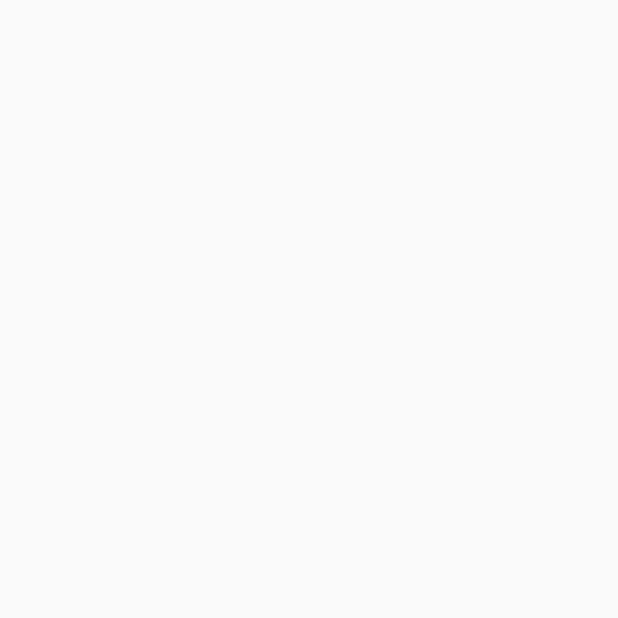
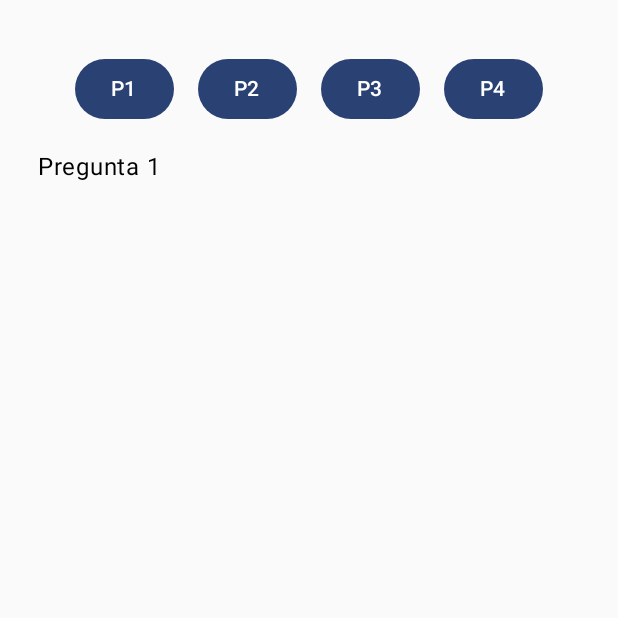
Before and after one commit to Wilson1089/DAA2_EC1, an Android app built with Jetpack Compose: the screen it shows after launch (MainActivity), on a phone screen of 412 x 824 dp, the top half of it. Before the commit the part shown is empty. Run offline under Robolectric (Android 15) with nearby library versions, the phone set to English and light mode, and no system bars.

Commit message:
navegacion entre preguntas

```diff
--- a/app/src/main/java/pe/edu/idat/ec1_fabriciomarquez/MainActivity.kt
+++ b/app/src/main/java/pe/edu/idat/ec1_fabriciomarquez/MainActivity.kt
@@ -13,15 +13,14 @@ import androidx.compose.ui.Modifier
 import androidx.compose.ui.tooling.preview.Preview
 import pe.edu.idat.ec1_fabriciomarquez.ui.theme.EC1_FabricioMarquezTheme
 
+
 class MainActivity : ComponentActivity() {
     override fun onCreate(savedInstanceState: Bundle?) {
         super.onCreate(savedInstanceState)
         enableEdgeToEdge()
         setContent {
             EC1_FabricioMarquezTheme {
-
-
-
+                Examen()
             }
         }
     }
--- a/app/src/main/java/pe/edu/idat/ec1_fabriciomarquez/Resolucion.kt
+++ b/app/src/main/java/pe/edu/idat/ec1_fabriciomarquez/Resolucion.kt
@@ -1,6 +1,98 @@
 package pe.edu.idat.ec1_fabriciomarquez
 
-class Resolucion {
+import androidx.compose.foundation.layout.Arrangement
+import androidx.compose.foundation.layout.Column
+import androidx.compose.foundation.layout.Row
+import androidx.compose.foundation.layout.Spacer
+import androidx.compose.foundation.layout.fillMaxSize
+import androidx.compose.foundation.layout.fillMaxWidth
+import androidx.compose.foundation.layout.padding
+import androidx.compose.foundation.layout.size
+import androidx.compose.material3.Button
+import androidx.compose.material3.Text
+import androidx.compose.runtime.Composable
+import androidx.compose.runtime.getValue
+import androidx.compose.runtime.mutableStateOf
+import androidx.compose.runtime.remember
+import androidx.compose.runtime.setValue
+import androidx.compose.ui.Alignment
+import androidx.compose.ui.Modifier
+import androidx.compose.ui.unit.dp
+
+@Composable
+fun Examen(){
+
+    var preguntaActual by remember {
+        mutableStateOf(1)
+    }
+
+
+    Column(
+        modifier = Modifier
+            .fillMaxSize()
+            .padding(top = 35.dp, start = 25.dp, end = 25.dp)
+    ) {
+        Row(modifier = Modifier.fillMaxWidth(), horizontalArrangement = Arrangement.Center) {
+            Button(onClick = { preguntaActual = 1 }) {
+                Text("P1")
+            }
+
+            Spacer(modifier = Modifier.size(16.dp))
+
+            Button(onClick = { preguntaActual = 2 }) {
+                Text("P2")
+            }
+
+            Spacer(modifier = Modifier.size(16.dp))
+
+            Button(onClick = { preguntaActual = 3 }) {
+                Text("P3")
+            }
+
+            Spacer(modifier = Modifier.size(16.dp))
+
+            Button(onClick = { preguntaActual = 4 }) {
+                Text("P4")
+            }
+        }
+        Spacer(modifier = Modifier.size(16.dp))
+
+        when (preguntaActual) {
+            1 -> Pregunta1()
+            2 -> Pregunta2()
+            3 -> Pregunta3()
+            4 -> Pregunta4()
+        }
+
+    }
+
+}
+
+@Composable
+fun Pregunta1() {
+    Text("Pregunta 1")
+}
+
+@Composable
+fun Pregunta2() {
+    Text("Pregunta 2")
+}
+
+@Composable
+fun Pregunta3() {
+    Text("Pregunta 3")
+}
+
+@Composable
+fun Pregunta4() {
+    Text("Pregunta 4")
+}
+
+
+
+
+
+
 fun Calcular1(indicador: Char, tasa: Float):String{
     var respuesta = "Indicador no valido"
     if (indicador == 'C' || indicador == 'A' || indicador == 'T' || indicador == 'M') {
@@ -59,4 +151,3 @@ class Resolucion {
     suma += (numero-suma)/10
     return suma
 }
-}
```
Lines whose indentation alone changed are shown as unchanged.
